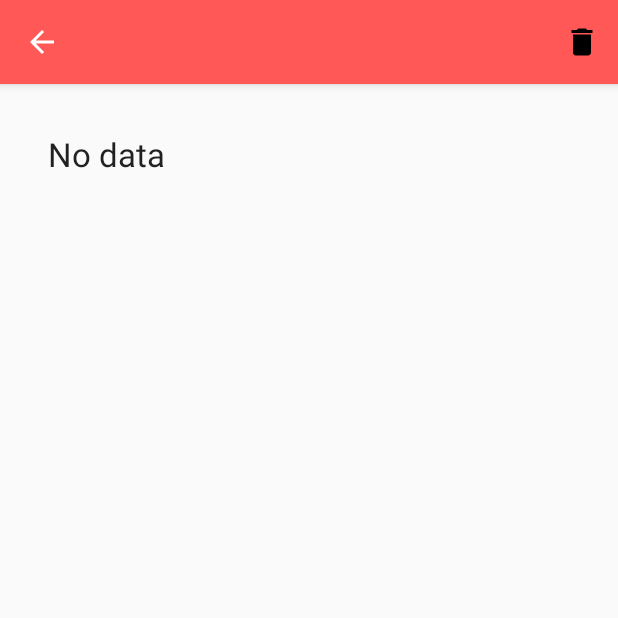
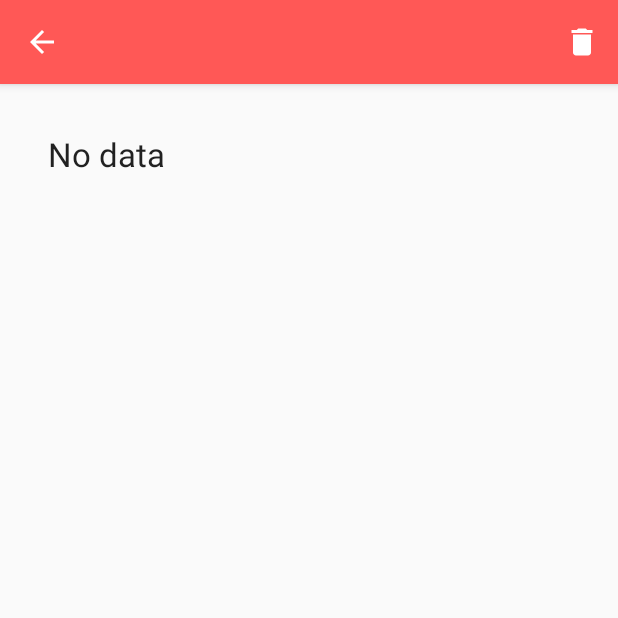
Before and after one commit to ipalermo/dogs, an Android app: the DogDetailActivity screen opened directly, with no data from a screen before it, on a phone screen of 412 x 824 dp, the top half of it. Run offline under Robolectric (Android 15) with nearby library versions, the phone set to English and light mode, and no system bars; our stand-ins replace data binding; 6 statements that could not run were skipped.

Commit message:
Fix delete icon. Fix gender adapter logic.

```diff
--- a/app/src/main/res/drawable/ic_delete.xml
+++ b/app/src/main/res/drawable/ic_delete.xml
@@ -4,6 +4,6 @@
     android:viewportWidth="24"
     android:viewportHeight="24">
   <path
-      android:fillColor="#FF000000"
+      android:fillColor="#ffffff"
       android:pathData="M6,19c0,1.1 0.9,2 2,2h8c1.1,0 2,-0.9 2,-2V7H6v12zM19,4h-3.5l-1,-1h-5l-1,1H5v2h14V4z"/>
 </vector>
```
Also changed, not shown: app/src/main/java/com/dogbuddy/android/code/test/dogsapp/addeditdog/AddEditDogFragment.java (+6 -0 lines), app/src/main/java/com/dogbuddy/android/code/test/dogsapp/addeditdog/AddEditDogViewModel.java (+3 -1 lines).
